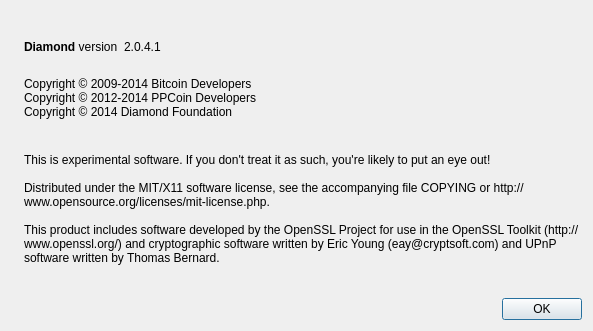
Above: src/qt/forms/aboutdialog.ui from shadowrider26/Diamond before the change. Below: the same form after it.
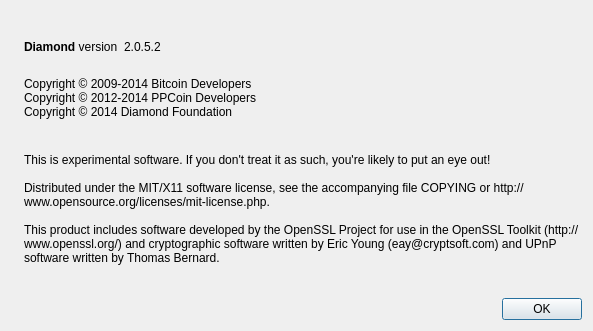
That is the form after the change. Icons and pictures are not drawn.

The edit to the form file:
```diff
--- a/src/qt/forms/aboutdialog.ui
+++ b/src/qt/forms/aboutdialog.ui
@@ -63,7 +63,7 @@
           <cursorShape>IBeamCursor</cursorShape>
          </property>
          <property name="text">
-          <string notr="true">2.0.4.1</string>
+          <string notr="true">2.0.5.2</string>
          </property>
          <property name="textInteractionFlags">
           <set>Qt::LinksAccessibleByMouse|Qt::TextSelectableByKeyboard|Qt::TextSelectableByMouse</set>
```
